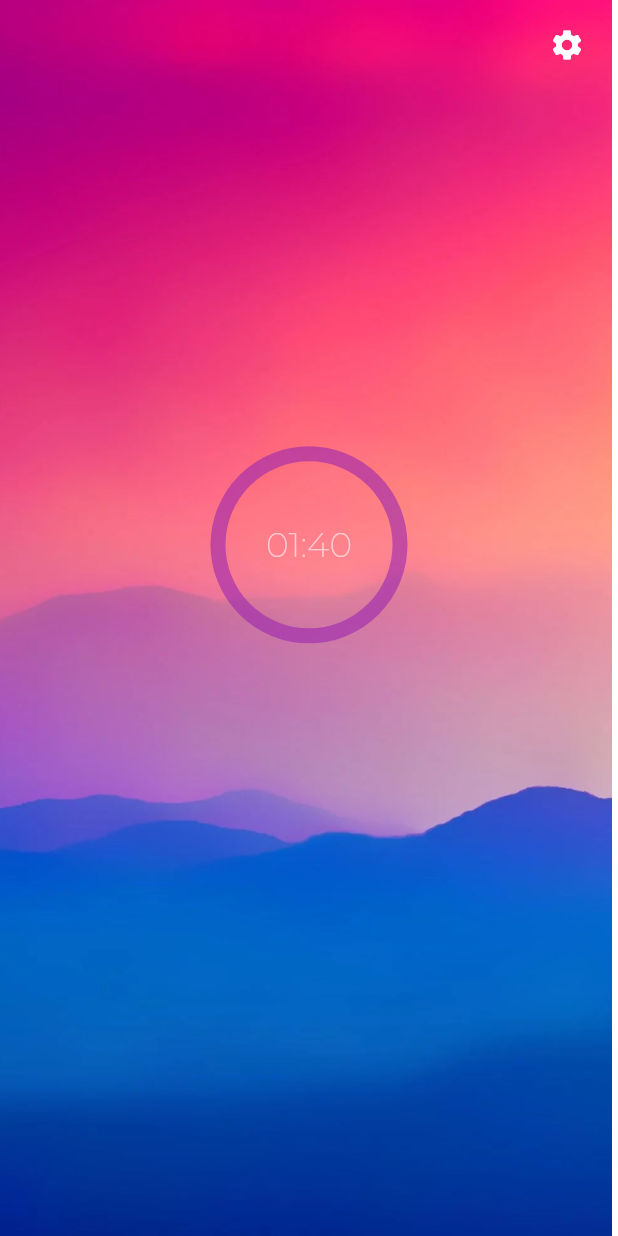
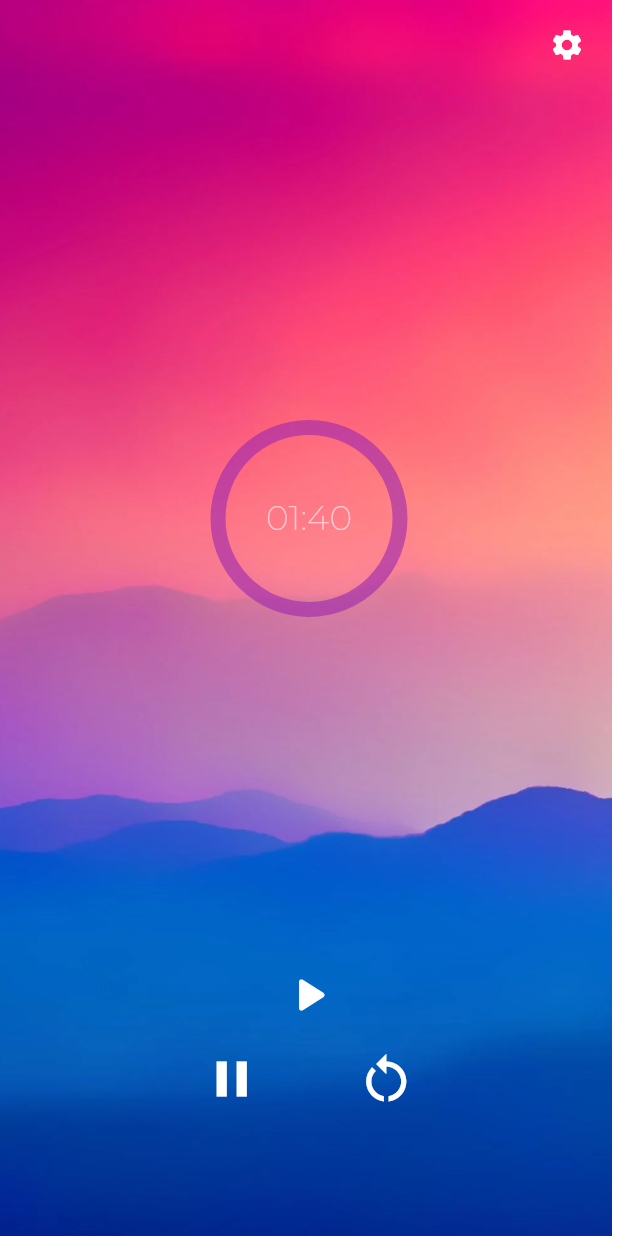
Before and after one commit to NotZetka/PomodoroApp, a Flutter app: the screen it shows after launch, on a phone screen of 412 x 824 dp. Run offline on Flutter 3.47's test engine with Material 2 defaults, Android fonts, the light colour scheme and no system bars; drawn by our look-alikes of circular_countdown_timer; our stand-ins replace google_fonts.

Commit message:
Added buttons

```diff
--- a/pomodoro_app/lib/home.dart
+++ b/pomodoro_app/lib/home.dart
@@ -40,6 +40,7 @@ class _HomeState extends State<Home> {
               children: [
                 //Settings button
                 Expanded(
+                  flex: 10,
                   child: Row(
                     children: [
                       Expanded(
@@ -53,6 +54,7 @@ class _HomeState extends State<Home> {
                           child: Opacity(
                             opacity: 0.6,
                             child: CircularCountDownTimer(
+                              controller: _controller,
                               width: constraints.maxWidth * 0.25,
                               height: constraints.maxHeight * 0.2,
                               duration: duration,
@@ -66,6 +68,8 @@ class _HomeState extends State<Home> {
                               ),
                               isReverse: true,
                               autoStart: false,
+                              isTimerTextShown: true,
+                              onStart: () {},
                             ),
                           ),
                         ),
@@ -77,9 +81,39 @@ class _HomeState extends State<Home> {
                     ],
                   ),
                 ),
-
+                Row(children: [
+                  _button(
+                      title: "Start",
+                      onPressed: () {
+                        _controller.resume();
+                      },
+                      myicon: Icon(Icons.play_arrow_rounded)),
+                ]),
+                Row(children: [
+                  Expanded(
+                    child: SizedBox(),
+                    flex: 1,
+                  ),
+                  _button(
+                      title: "Pause",
+                      onPressed: () {
+                        _controller.pause();
+                      },
+                      myicon: Icon(Icons.pause)),
+                  _button(
+                      title: "Restart",
+                      onPressed: () {
+                        _controller.restart(duration: duration);
+                        _controller.pause();
+                      },
+                      myicon: Icon(Icons.restart_alt)),
+                  Expanded(
+                    child: SizedBox(),
+                    flex: 1,
+                  )
+                ]),
                 Container(
-                  height: constraints.maxHeight * 0.2,
+                  height: constraints.maxHeight * 0.1,
                   child: SizedBox(),
                 )
               ],
@@ -89,4 +123,17 @@ class _HomeState extends State<Home> {
       ),
     ]);
   }
+
+  _button(
+      {required String title, VoidCallback? onPressed, required Icon myicon}) {
+    return Expanded(
+      child: IconButton(
+        icon: myicon,
+        onPressed: onPressed,
+        color: Colors.white,
+        iconSize: 40,
+      ),
+      flex: 1,
+    );
+  }
 }
--- a/pomodoro_app/lib/main.dart
+++ b/pomodoro_app/lib/main.dart
@@ -7,7 +7,7 @@ void main() {
     initialRoute: '/',
     routes: {
       '/': (context) => Home(),
-      // '/settings':(context)=>Settings(),
+      '/settings': (context) => MyApp(),
     },
   ));
 }
```
Also changed, not shown: pomodoro_app/lib/settings.dart (+145 -0 lines).
